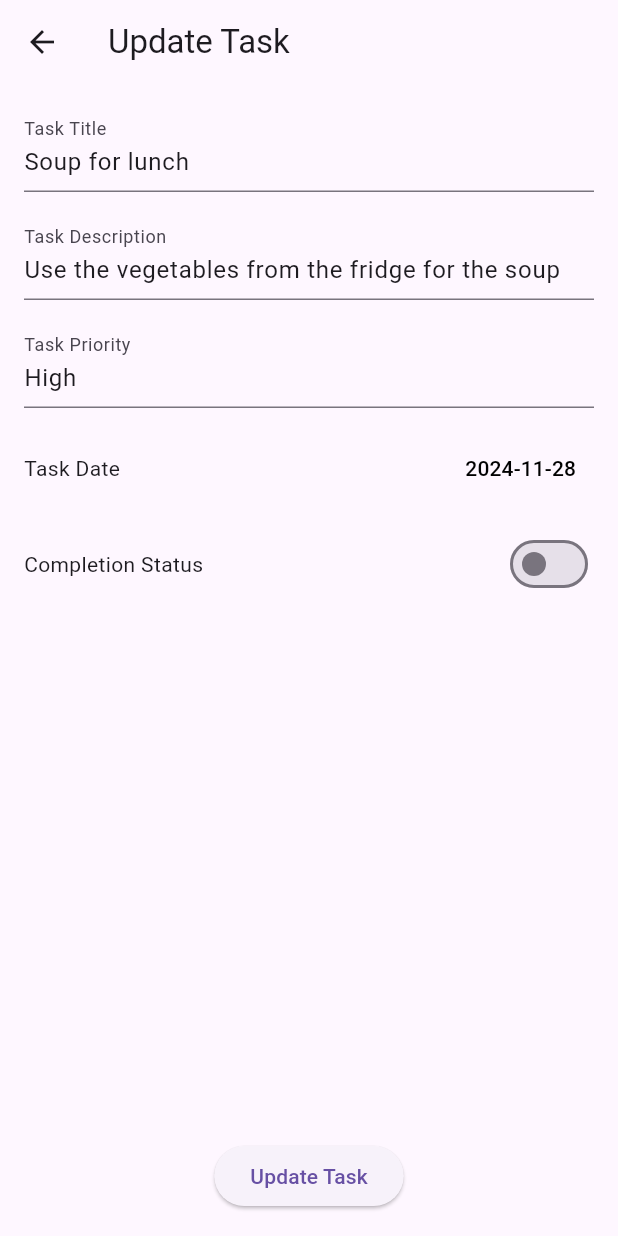
After one commit to oanag27/Mobile-Non-Native, a Flutter app: the screen it shows after launch, after a tap on the "arrow forward ios" icon, on a phone screen of 412 x 824 dp. The commit adds this screen. Run offline on Flutter 3.47's test engine with Material 3 defaults, Android fonts, the phone set to English and light mode, and no system bars.

Commit message:
update and delete functionalities working

```diff
--- a/lib/provider/task_provider.dart
+++ b/lib/provider/task_provider.dart
@@ -12,7 +12,7 @@ class TaskProvider with ChangeNotifier {
 
   List<Task> get tasks => _tasks;
 
-  void toggleTaskCompletion(String id) {
+  void toggleTaskCompletion(int id) {
     final task = _tasks.firstWhere((task) => task.id == id);
     task.isCompleted = !task.isCompleted;
     notifyListeners(); // Notify the UI to update the specific item
@@ -23,7 +23,21 @@ class TaskProvider with ChangeNotifier {
     notifyListeners();
   }
 
-  Task getTaskById(String id) {
+  void deleteTask(int id) {
+    _repository.deleteTask(id); // Update the repository
+    _tasks.removeWhere((task) => task.id == id); // Update the provider's list
+    notifyListeners(); // Notify listeners to rebuild the UI
+  }
+
+  void updateTask(Task updatedTask) {
+    final index = _tasks.indexWhere((task) => task.id == updatedTask.id);
+    if (index != -1) {
+      _tasks[index] = updatedTask;
+      notifyListeners();
+    }
+  }
+
+  Task getTaskById(int id) {
     return _repository.getTaskById(id);
   }
 }
--- a/lib/repository/task_repository.dart
+++ b/lib/repository/task_repository.dart
@@ -22,7 +22,11 @@ class TaskRepository {
 
   List<Task> getTasks() => _tasks;
 
-  Task getTaskById(String id) {
+  Task getTaskById(int id) {
     return _tasks.firstWhere((task) => task.id == id);
   }
+
+  void deleteTask(int id) {
+    _tasks.removeWhere((task) => task.id == id);
+  }
 }
--- a/lib/screens/task_list_screen.dart
+++ b/lib/screens/task_list_screen.dart
@@ -2,6 +2,7 @@ import 'package:flutter/material.dart';
 import 'package:flutter_application_1/model/task_model.dart';
 import 'package:flutter_application_1/provider/task_provider.dart';
 import 'package:flutter_application_1/screens/add_task_screen.dart';
+import 'package:flutter_application_1/screens/update_task_screen.dart';
 import 'package:provider/provider.dart';
 
 class TaskListScreen extends StatelessWidget {
@@ -96,10 +97,52 @@ class TaskCard extends StatelessWidget {
               ),
             ),
             const SizedBox(width: 8), // Spacing between priority text and icon
-            const Icon(Icons.arrow_forward_ios, size: 16, color: Colors.grey),
+            //const Icon(Icons.arrow_forward_ios, size: 16, color: Colors.grey),
+            IconButton(
+              icon: const Icon(Icons.arrow_forward_ios,
+                  size: 16, color: Colors.grey),
+              onPressed: () {
+                Navigator.of(context).push(
+                  MaterialPageRoute(
+                    builder: (context) => UpdateTaskScreen(task: task),
+                  ),
+                );
+              },
+            ),
           ],
         ),
+        onTap: () => _showDeleteConfirmationDialog(
+            context, task), // Added onTap to show delete dialog
       ),
     );
   }
 }
+
+void _showDeleteConfirmationDialog(BuildContext context, Task task) {
+  showDialog(
+    context: context,
+    builder: (BuildContext context) {
+      return AlertDialog(
+        title: const Text('Delete Task'),
+        content: Text('Are you sure you want to delete "${task.title}"?'),
+        actions: [
+          TextButton(
+            onPressed: () {
+              Navigator.of(context).pop(); // Close the dialog
+            },
+            child: const Text('Cancel'),
+          ),
+          TextButton(
+            onPressed: () {
+              context
+                  .read<TaskProvider>()
+                  .deleteTask(task.id); // Delete the task
+              Navigator.of(context).pop(); // Close the dialog
+            },
+            child: const Text('Delete', style: TextStyle(color: Colors.red)),
+          ),
+        ],
+      );
+    },
+  );
+}
--- /dev/null
+++ b/lib/screens/update_task_screen.dart
@@ -0,0 +1,147 @@
+import 'package:flutter/material.dart';
+import 'package:flutter_application_1/model/task_model.dart';
+import 'package:flutter_application_1/provider/task_provider.dart';
+import 'package:provider/provider.dart';
+
+class UpdateTaskScreen extends StatefulWidget {
+  final Task task;
+
+  const UpdateTaskScreen({Key? key, required this.task}) : super(key: key);
+
+  @override
+  State<UpdateTaskScreen> createState() => _UpdateTaskScreenState();
+}
+
+class _UpdateTaskScreenState extends State<UpdateTaskScreen> {
+  late TextEditingController _titleController;
+  late TextEditingController _descriptionController;
+  late TextEditingController _priorityController;
+  late DateTime _selectedDate;
+  late bool _isCompleted;
+
+  @override
+  void initState() {
+    super.initState();
+    _titleController = TextEditingController(text: widget.task.title);
+    _descriptionController =
+        TextEditingController(text: widget.task.description);
+    _priorityController =
+        TextEditingController(text: widget.task.priorityLevel);
+    _selectedDate = widget.task.dueDate;
+    _isCompleted = widget.task.isCompleted;
+  }
+
+  @override
+  void dispose() {
+    _titleController.dispose();
+    _descriptionController.dispose();
+    _priorityController.dispose();
+    super.dispose();
+  }
+
+  void _pickDate() async {
+    final pickedDate = await showDatePicker(
+      context: context,
+      initialDate: _selectedDate,
+      firstDate: DateTime(2000),
+      lastDate: DateTime(2100),
+    );
+
+    if (pickedDate != null) {
+      setState(() {
+        _selectedDate = pickedDate;
+      });
+    }
+  }
+
+  void _updateTask() {
+    // Create updated task object
+    final updatedTask = Task(
+      id: widget.task.id,
+      title: _titleController.text,
+      description: _descriptionController.text,
+      priorityLevel: _priorityController.text,
+      dueDate: _selectedDate,
+      isCompleted: _isCompleted,
+    );
+
+    // Update the task in the provider
+    context.read<TaskProvider>().updateTask(updatedTask);
+
+    // Navigate back
+    Navigator.of(context).pop();
+  }
+
+  @override
+  Widget build(BuildContext context) {
+    return Scaffold(
+      appBar: AppBar(
+        title: const Text('Update Task'),
+      ),
+      body: Padding(
+        padding: const EdgeInsets.all(16.0),
+        child: Column(
+          crossAxisAlignment: CrossAxisAlignment.start,
+          children: [
+            TextField(
+              controller: _titleController,
+              decoration: const InputDecoration(
+                labelText: 'Task Title',
+              ),
+            ),
+            const SizedBox(height: 16),
+            TextField(
+              controller: _descriptionController,
+              decoration: const InputDecoration(
+                labelText: 'Task Description',
+              ),
+            ),
+            const SizedBox(height: 16),
+            TextField(
+              controller: _priorityController,
+              decoration: const InputDecoration(
+                labelText: 'Task Priority',
+              ),
+            ),
+            const SizedBox(height: 16),
+            Row(
+              children: [
+                const Text('Task Date'),
+                const Spacer(),
+                TextButton(
+                  onPressed: _pickDate,
+                  child: Text(
+                    _selectedDate.toIso8601String().split('T')[0],
+                    style: const TextStyle(color: Colors.black),
+                  ),
+                ),
+              ],
+            ),
+            const SizedBox(height: 16),
+            Row(
+              children: [
+                const Text('Completion Status'),
+                const Spacer(),
+                Switch(
+                  value: _isCompleted,
+                  onChanged: (value) {
+                    setState(() {
+                      _isCompleted = value;
+                    });
+                  },
+                ),
+              ],
+            ),
+            const Spacer(),
+            Center(
+              child: ElevatedButton(
+                onPressed: _updateTask,
+                child: const Text('Update Task'),
+              ),
+            ),
+          ],
+        ),
+      ),
+    );
+  }
+}
```
